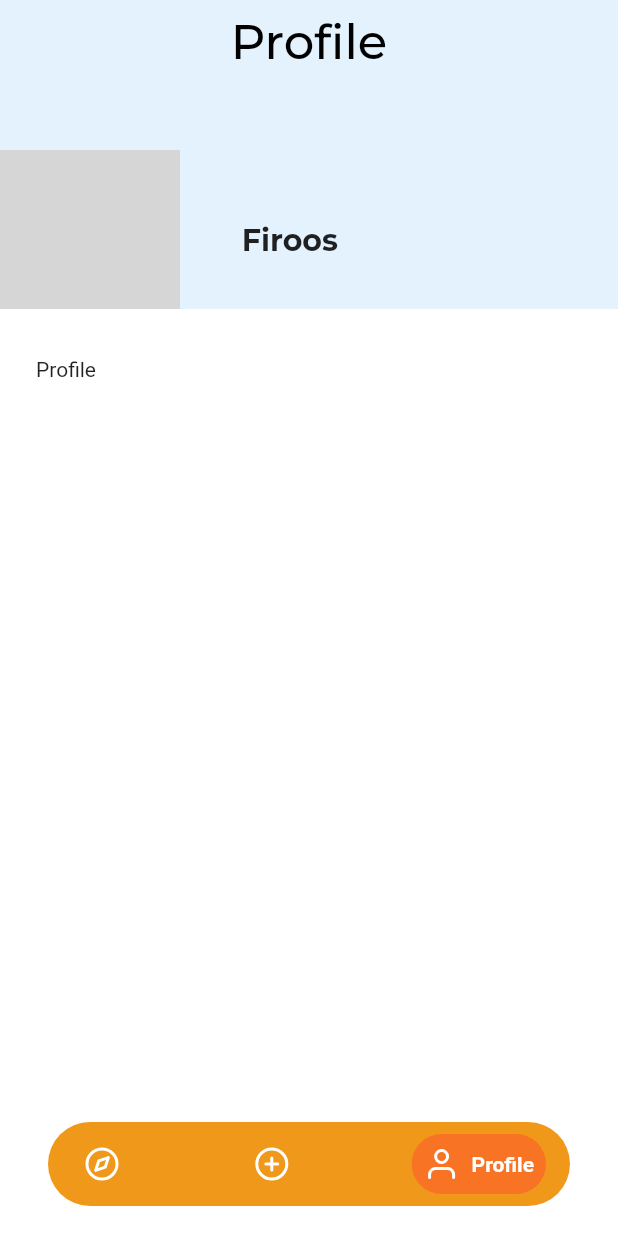
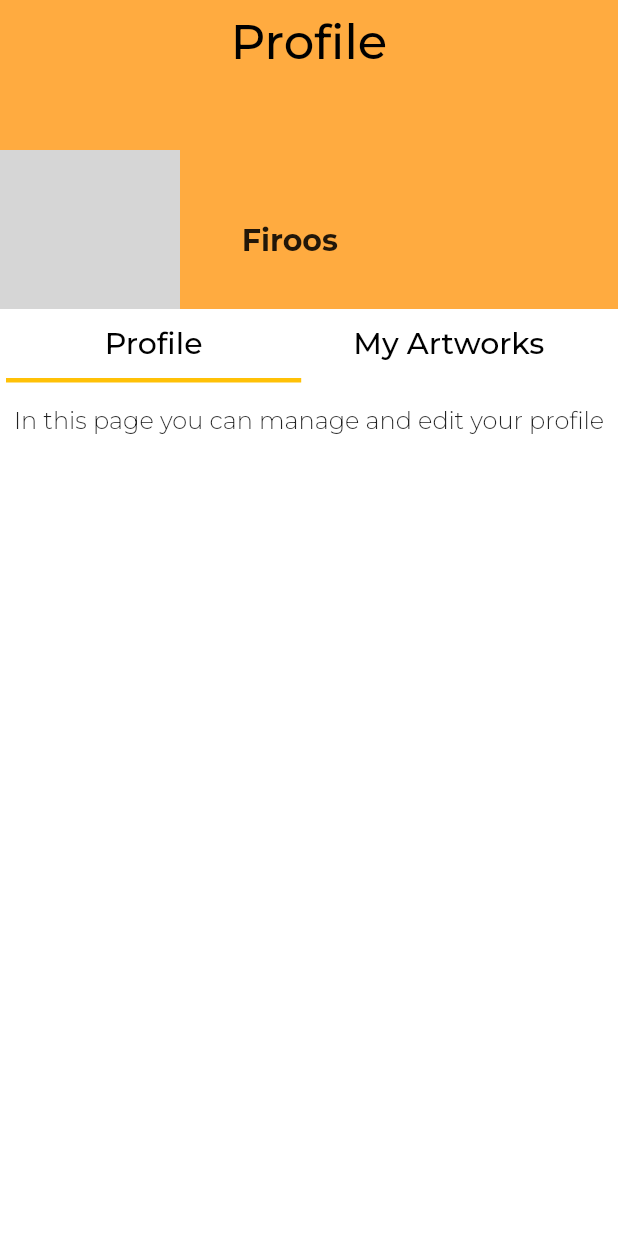
Before and after one commit to firoos18/da_exhib, a Flutter app: the Profile screen opened directly, on a phone screen of 412 x 824 dp. Run offline on Flutter 3.47's test engine with Material 2 defaults, Android fonts, the light colour scheme and no system bars; drawn by our look-alikes of google_nav_bar; our stand-ins replace flutter_feather_icons, flutter_svg, google_fonts; missing offline and left inert: scaffold_gradient_background; grey boxes are pictures that could not be loaded.

Commit message:
adding profile

```diff
--- /dev/null
+++ b/lib/components/profiletab.dart
@@ -0,0 +1,27 @@
+import 'package:flutter/material.dart';
+import 'package:google_fonts/google_fonts.dart';
+
+class ProfileTab extends StatefulWidget {
+  const ProfileTab({super.key});
+
+  @override
+  State<ProfileTab> createState() => _ProfileTabState();
+}
+
+class _ProfileTabState extends State<ProfileTab> {
+  @override
+  Widget build(BuildContext context) {
+    return Padding(
+      padding: const EdgeInsets.only(top: 16),
+      child: Column(
+        children: [
+          Text(
+            'In this page you can manage and edit your profile',
+            style: GoogleFonts.montserrat(
+                fontSize: 16, fontWeight: FontWeight.w300),
+          ),
+        ],
+      ),
+    );
+  }
+}
--- a/lib/screens/Nav/profile.dart
+++ b/lib/screens/Nav/profile.dart
@@ -1,5 +1,9 @@
+import 'package:da_exhib/components/artworktab.dart';
+import 'package:da_exhib/components/liketab.dart';
+import 'package:da_exhib/components/profiletab.dart';
 import 'package:da_exhib/screens/Nav/explore.dart';
 import 'package:da_exhib/screens/Nav/upload.dart';
+import 'package:flutter/gestures.dart';
 import 'package:flutter/material.dart';
 import 'package:flutter_feather_icons/flutter_feather_icons.dart';
 import 'package:google_fonts/google_fonts.dart';
@@ -15,7 +19,9 @@ class Profile extends StatefulWidget {
 class _ProfileState extends State<Profile> {
   @override
   Widget build(BuildContext context) {
-    return Scaffold(
+    return DefaultTabController(
+      length: 3,
+      child: Scaffold(
           backgroundColor: Colors.white,
           appBar: PreferredSize(
             preferredSize: Size(MediaQuery.of(context).size.width,
@@ -24,7 +30,7 @@ class _ProfileState extends State<Profile> {
               AppBar(
                 automaticallyImplyLeading: false,
                 centerTitle: true,
-              backgroundColor: Colors.blue.shade50,
+                backgroundColor: Colors.orangeAccent.shade200,
                 elevation: 5,
                 title: Text(
                   'Profile',
@@ -55,71 +61,75 @@ class _ProfileState extends State<Profile> {
                     )
                   ],
                 ),
-            )
+              ),
             ]),
           ),
           body: SafeArea(
             child: Padding(
-          padding: const EdgeInsets.symmetric(horizontal: 24, vertical: 32),
+              padding: const EdgeInsets.symmetric(horizontal: 4),
               child: Column(
-            children: [Text('Profile')],
+                // ignore: prefer_const_literals_to_create_immutables
+                children: [
+                  Center(
+                    child: TabBar(
+                      unselectedLabelColor: Colors.black.withOpacity(0.5),
+                      unselectedLabelStyle:
+                          TextStyle(color: Colors.black.withOpacity(0.3)),
+                      indicatorColor: Colors.amber,
+                      indicatorWeight: 3,
+                      isScrollable: true,
+                      tabs: [
+                        SizedBox(
+                          width: MediaQuery.of(context).size.width * 0.4,
+                          child: Tab(
+                            child: Text(
+                              'Profile',
+                              style: GoogleFonts.montserrat(
+                                  fontSize: 20,
+                                  fontWeight: FontWeight.w500,
+                                  color: Colors.black),
+                              textAlign: TextAlign.center,
                             ),
-        )),
-        bottomNavigationBar: Padding(
-          padding: const EdgeInsets.only(left: 32, right: 32, bottom: 20),
-          child: Container(
-            decoration: BoxDecoration(
-                borderRadius: BorderRadius.circular(88),
-                color: const Color(0xffF09819)),
-            child: Padding(
-              padding: const EdgeInsets.symmetric(horizontal: 16, vertical: 8),
-              child: GNav(
-                selectedIndex: 2,
-                onTabChange: (value) {
-                  if (value == 0) {
-                    Navigator.push(
-                        context,
-                        MaterialPageRoute(
-                            builder: (context) => const Explore()));
-                  } else if (value == 1) {
-                    Navigator.push(
-                        context,
-                        MaterialPageRoute(
-                            builder: (context) => const Upload()));
-                  }
-                },
-                iconSize: 24,
-                textSize: 24,
-                padding: const EdgeInsets.all(8),
-                backgroundColor: const Color(0xffF09819),
-                tabBackgroundColor: const Color(0xffFF512F).withOpacity(0.5),
-                activeColor: Colors.white,
-                gap: 8,
-                // ignore: prefer_const_literals_to_create_immutables
-                tabs: [
-                  const GButton(
-                    icon: FeatherIcons.compass,
-                    text: 'Explore',
-                    iconColor: Colors.white,
-                    textColor: Colors.white,
                           ),
-                  const GButton(
-                    icon: FeatherIcons.plusCircle,
-                    text: 'Upload',
-                    iconColor: Colors.white,
-                    textColor: Colors.white,
                         ),
-                  const GButton(
-                    icon: FeatherIcons.user,
-                    text: 'Profile',
-                    iconColor: Colors.white,
-                    textColor: Colors.white,
+                        SizedBox(
+                          width: MediaQuery.of(context).size.width * 0.4,
+                          child: Tab(
+                            child: Text(
+                              'My Artworks',
+                              style: GoogleFonts.montserrat(
+                                  fontSize: 20,
+                                  fontWeight: FontWeight.w500,
+                                  color: Colors.black),
+                              textAlign: TextAlign.center,
+                            ),
+                          ),
+                        ),
+                        SizedBox(
+                          width: MediaQuery.of(context).size.width * 0.4,
+                          child: Tab(
+                            child: Text('Likes',
+                                style: GoogleFonts.montserrat(
+                                    fontSize: 20,
+                                    fontWeight: FontWeight.w500,
+                                    color: Colors.black),
+                                textAlign: TextAlign.center),
+                          ),
                         ),
                       ],
                     ),
                   ),
+                  const Expanded(
+                    child: TabBarView(children: [
+                      ProfileTab(),
+                      ArtworkTab(),
+                      LikeTab(),
+                    ]),
+                  )
+                ],
               ),
-        ));
-    ;
+            ),
+          )),
+    );
   }
 }
--- a/lib/screens/auth/login.dart
+++ b/lib/screens/auth/login.dart
@@ -1,5 +1,6 @@
 import 'package:da_exhib/screens/Nav/explore.dart';
 import 'package:da_exhib/screens/auth/forgetpassword.dart';
+import 'package:da_exhib/screens/homepage.dart';
 import 'package:flutter/material.dart';
 import 'package:flutter_svg/flutter_svg.dart';
 import 'package:google_fonts/google_fonts.dart';
@@ -169,7 +170,7 @@ class _LoginState extends State<Login> {
                                 Navigator.pushReplacement(
                                     context,
                                     MaterialPageRoute(
-                                        builder: (context) => Explore()));
+                                        builder: (context) => HomePage()));
                               },
                               style: FilledButton.styleFrom(
                                   elevation: 0,
```
Also changed, not shown: lib/components/artworktab.dart (added, +19 -0 lines), lib/components/liketab.dart (added, +72 -0 lines), lib/screens/Nav/explore.dart (+13 -52 lines), lib/screens/Nav/upload.dart (+6 -49 lines), lib/screens/homepage.dart (added, +78 -0 lines). Lines whose indentation alone changed are shown as unchanged.
